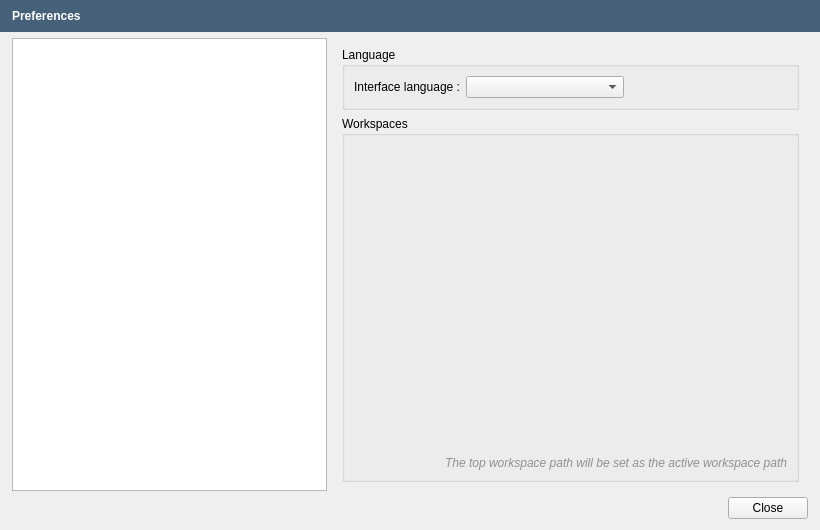
Qt form src/openfluid/ui/common/PreferencesDialog.ui (OpenFLUID/openfluid) before a commit.
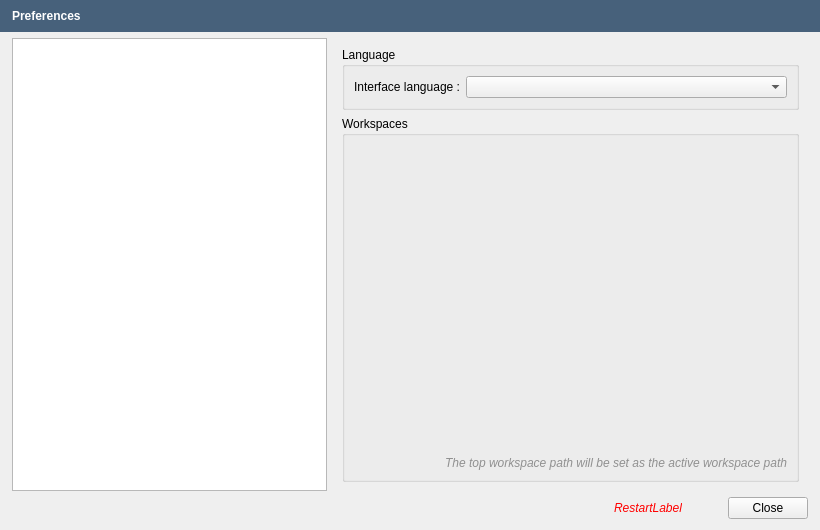
The same form after that commit. The open tabs and pages were chosen to show the change. Custom widgets are drawn as their Qt base class.

Commit message:
Introduction of apps restart when required by preferences updates
* Added application restart system in Builder and Devstudio,
  activated when modified preferences require restart to take effect

Diff of the .ui file:
```diff
--- a/src/openfluid/ui/common/PreferencesDialog.ui
+++ b/src/openfluid/ui/common/PreferencesDialog.ui
@@ -142,26 +142,6 @@
             <item>
              <widget class="QComboBox" name="LangComboBox"/>
             </item>
-            <item>
-             <widget class="QLabel" name="LangRestartLabel">
-              <property name="font">
-               <font>
-                <weight>50</weight>
-                <italic>true</italic>
-                <bold>false</bold>
-               </font>
-              </property>
-              <property name="styleSheet">
-               <string notr="true">color : red;</string>
-              </property>
-              <property name="text">
-               <string notr="true"/>
-              </property>
-              <property name="indent">
-               <number>6</number>
-              </property>
-             </widget>
-            </item>
            </layout>
           </widget>
          </item>
@@ -1129,8 +1109,63 @@
      <property name="rightMargin">
       <number>12</number>
      </property>
+     <item>
+      <spacer name="horizontalSpacer_10">
+       <property name="orientation">
+        <enum>Qt::Horizontal</enum>
+       </property>
+       <property name="sizeHint" stdset="0">
+        <size>
+         <width>40</width>
+         <height>20</height>
+        </size>
+       </property>
+      </spacer>
+     </item>
+     <item>
+      <widget class="QLabel" name="RestartLabel">
+       <property name="font">
+        <font>
+         <weight>50</weight>
+         <italic>true</italic>
+         <bold>false</bold>
+        </font>
+       </property>
+       <property name="styleSheet">
+        <string notr="true">color : red;</string>
+       </property>
+       <property name="text">
+        <string notr="true">RestartLabel</string>
+       </property>
+       <property name="indent">
+        <number>0</number>
+       </property>
+      </widget>
+     </item>
+     <item>
+      <spacer name="horizontalSpacer_9">
+       <property name="orientation">
+        <enum>Qt::Horizontal</enum>
+       </property>
+       <property name="sizeType">
+        <enum>QSizePolicy::Fixed</enum>
+       </property>
+       <property name="sizeHint" stdset="0">
+        <size>
+         <width>40</width>
+         <height>20</height>
+        </size>
+       </property>
+      </spacer>
+     </item>
      <item>
       <widget class="QDialogButtonBox" name="ButtonBox">
+       <property name="sizePolicy">
+        <sizepolicy hsizetype="Maximum" vsizetype="Fixed">
+         <horstretch>0</horstretch>
+         <verstretch>0</verstretch>
+        </sizepolicy>
+       </property>
        <property name="standardButtons">
         <set>QDialogButtonBox::Close</set>
        </property>
```
Left out of the diff: 4 changed lines with no effect on the pictures. The commit also changes 14 other files.
